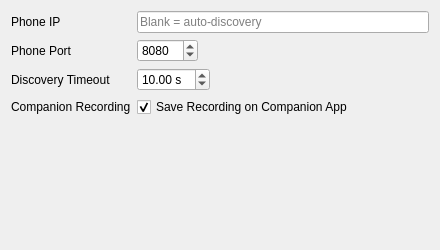
Old version of the form settings.ui in the repository caenrigen/syntalos_pupil_labs_neon.
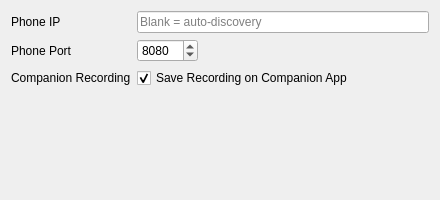
New version of the form.

Commit message: Remove dead code

```diff
--- a/settings.ui
+++ b/settings.ui
@@ -7,7 +7,7 @@
     <x>0</x>
     <y>0</y>
     <width>440</width>
-    <height>250</height>
+    <height>200</height>
    </rect>
   </property>
   <property name="windowTitle">
@@ -54,42 +54,13 @@
       </widget>
      </item>
      <item row="2" column="0">
-      <widget class="QLabel" name="discoveryTimeoutLabel">
-       <property name="text">
-        <string>Discovery Timeout</string>
-       </property>
-      </widget>
-     </item>
-     <item row="2" column="1">
-      <widget class="QDoubleSpinBox" name="discoveryTimeoutSpinBox">
-       <property name="decimals">
-        <number>2</number>
-       </property>
-       <property name="minimum">
-        <double>0.10</double>
-       </property>
-       <property name="maximum">
-        <double>120.00</double>
-       </property>
-       <property name="singleStep">
-        <double>0.50</double>
-       </property>
-       <property name="value">
-        <double>10.00</double>
-       </property>
-       <property name="suffix">
-        <string> s</string>
-       </property>
-      </widget>
-     </item>
-     <item row="4" column="0">
       <widget class="QLabel" name="companionRecordingLabel">
        <property name="text">
         <string>Companion Recording</string>
        </property>
       </widget>
      </item>
-     <item row="4" column="1">
+     <item row="2" column="1">
       <widget class="QCheckBox" name="companionRecordingCheckBox">
        <property name="text">
         <string>Save Recording on Companion App</string>
```
The commit also changes 1 other file.
